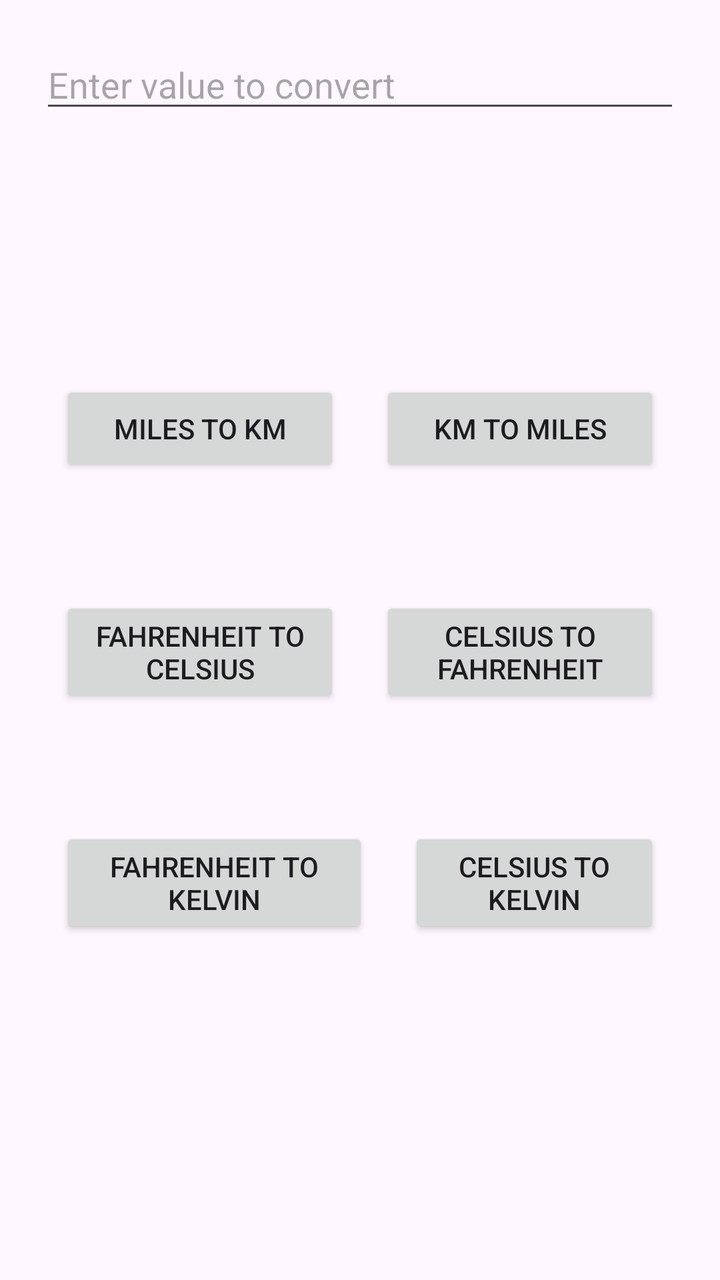
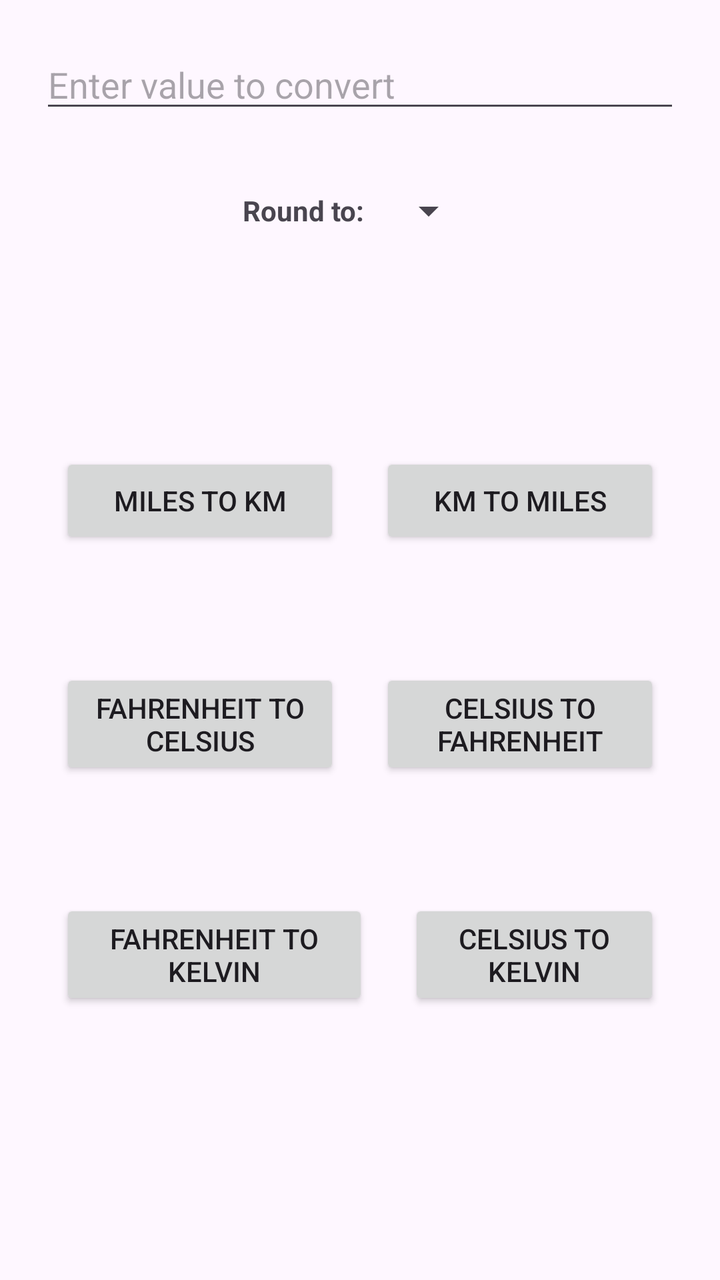

Screens rendered from an Android XML layout before and after an edit, with the pre-edit source and the edit as a unified diff.
<!-- AndroidManifest.xml: application theme Theme.MetricConversion -->
<!-- res/layout/activity_main.xml -->
<?xml version="1.0" encoding="utf-8"?>
<LinearLayout xmlns:android="http://schemas.android.com/apk/res/android"
    xmlns:tools="http://schemas.android.com/tools"
    android:id="@+id/main"
    android:layout_width="match_parent"
    android:layout_height="match_parent"
    android:orientation="vertical"
    tools:context=".MainActivity">

    
    <EditText
        android:id="@+id/et_val"
        android:layout_width="match_parent"
        android:layout_height="wrap_content"
        android:layout_margin="20dp"
        android:hint="Enter value to convert"
        />

    
    <TextView
        android:id="@+id/tv_result"
        android:layout_width="wrap_content"
        android:layout_height="wrap_content"
        android:layout_margin="20dp"
        android:padding="10dp" />

    
    <LinearLayout
        android:layout_width="match_parent"
        android:layout_height="wrap_content"
        android:orientation="horizontal"
        android:layout_margin="20dp">

        
        <Button
            android:id="@+id/btn_mi_to_km"
            android:layout_width="0dp"
            android:layout_height="wrap_content"
            android:layout_weight="1"
            android:layout_margin="10dp"
            android:text="Miles to km"
            />

        
        <Button
            android:id="@+id/btn_km_to_mi"
            android:layout_width="0dp"
            android:layout_height="wrap_content"
            android:layout_weight="1"
            android:layout_margin="10dp"
            android:text="Km to miles"
            />

    </LinearLayout>

    
    <LinearLayout
        android:layout_width="match_parent"
        android:layout_height="wrap_content"
        android:orientation="horizontal"
        android:layout_margin="20dp">

        
        <Button
            android:id="@+id/btn_f_to_c"
            android:layout_width="wrap_content"
            android:layout_height="wrap_content"
            android:layout_margin="10dp"
            android:layout_weight="1"
            android:text="Fahrenheit to Celsius"
            />

        
        <Button
            android:id="@+id/btn_c_to_f"
            android:layout_width="wrap_content"
            android:layout_height="wrap_content"
            android:layout_weight="1"
            android:layout_margin="10dp"
            android:text="Celsius to Fahrenheit"
            />
    </LinearLayout>

    
    <LinearLayout
        android:layout_width="match_parent"
        android:layout_height="wrap_content"
        android:orientation="horizontal"
        android:layout_margin="20dp">

        
        <Button
            android:id="@+id/btn_f_to_k"
            android:layout_width="wrap_content"
            android:layout_height="wrap_content"
            android:layout_margin="10dp"
            android:layout_weight="1"
            android:text="Fahrenheit to Kelvin"
            />

        
        <Button
            android:id="@+id/btn_c_to_k"
            android:layout_width="wrap_content"
            android:layout_height="wrap_content"
            android:layout_margin="10dp"
            android:layout_weight="1"
            android:text="Celsius to Kelvin"
            />
    </LinearLayout>





</LinearLayout>
<!-- resources referenced by this layout -->
<resources>
  <style name="Theme.MetricConversion" parent="Base.Theme.MetricConversion" />
  <style name="Base.Theme.MetricConversion" parent="Theme.Material3.DayNight.NoActionBar">
          
          
      </style>
</resources>

<!-- the commit's change to res/layout/activity_main.xml (unified diff, before → after) -->
@@ -15,6 +15,31 @@
         android:layout_margin="20dp"
         android:hint="Enter value to convert"
         />
+
+    <LinearLayout
+        android:layout_width="wrap_content"
+        android:layout_height="wrap_content"
+        android:orientation="horizontal"
+        android:layout_marginTop="12dp"
+        android:gravity="center_vertical"
+        android:layout_gravity="center_horizontal">
+
+        <TextView
+            android:id="@+id/tv_round_label"
+            android:layout_width="wrap_content"
+            android:layout_height="wrap_content"
+            android:text="Round to:"
+            android:textStyle="bold"
+            android:layout_marginEnd="8dp"/>
+
+        <Spinner
+            android:id="@+id/roundingSpinner"
+            android:layout_width="wrap_content"
+            android:layout_height="wrap_content" />
+
+    </LinearLayout>
+
+
 
     
     <TextView
